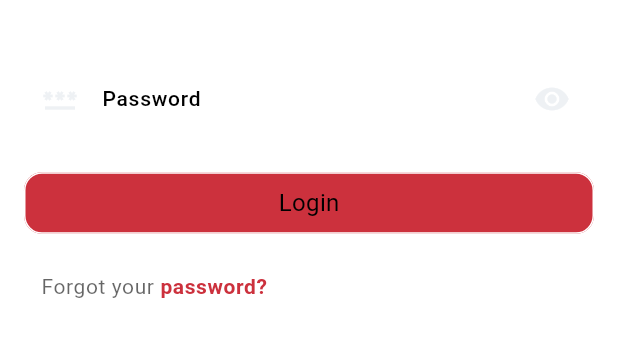
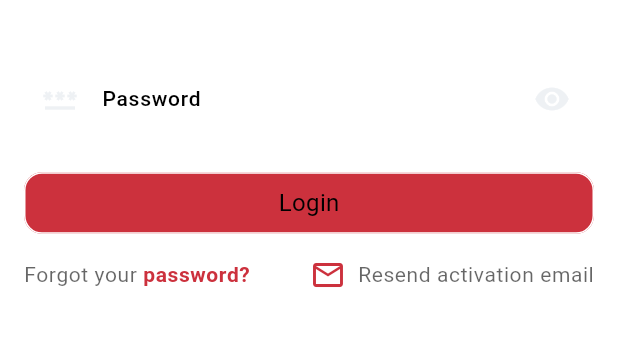
Before and after one commit to ousseynoukone/skilluxfrontendflutter, a Flutter app: the Auth screen opened directly, on a phone screen of 412 x 824 dp, the part 511-868 px from its top. Run offline on Flutter 3.47's test engine with Material 3 defaults, Android fonts, the light colour scheme and no system bars; our stand-ins replace get, hive, hive_flutter, logger, smooth_page_indicator; accounts and stored records are empty; generated files the repository leaves out were written again; Roboto replaces fonts that are missing (SF Pro).

Commit message:
AUTH FINISHED

```diff
--- a/lib/config/theme/custom_themes/elevated_button_theme.dart
+++ b/lib/config/theme/custom_themes/elevated_button_theme.dart
@@ -11,7 +11,7 @@ class ElevatedButtonAppTheme {
               elevation: 0,
               foregroundColor: ColorsTheme.white,
               backgroundColor: ColorsTheme.primary,
-              disabledBackgroundColor: ColorsTheme.tertiary,
+              disabledBackgroundColor: ColorsTheme.grey,
               disabledForegroundColor: ColorsTheme.white,
               side: const BorderSide(color: ColorsTheme.white),
               padding: const EdgeInsets.all(8),
@@ -28,7 +28,7 @@ class ElevatedButtonAppTheme {
               elevation: 0,
               foregroundColor: ColorsTheme.white,
               backgroundColor: ColorsTheme.primary,
-              disabledBackgroundColor: ColorsTheme.tertiary,
+              disabledBackgroundColor: ColorsTheme.grey,
               disabledForegroundColor: ColorsTheme.white,
               side: const BorderSide(color: ColorsTheme.black),
               padding: const EdgeInsets.all(8),
--- a/lib/core/api_service/api_service.dart
+++ b/lib/core/api_service/api_service.dart
@@ -154,6 +154,7 @@ class APIService {
     try {
       final statusCode = response.statusCode;
       final body = jsonDecode(response.body);
+
       return ApiResponse(statusCode: statusCode, body: body);
     } catch (e) {
       _logger.e("Error parsing response: $e");
--- a/lib/core/utils/hive_local_storage.dart
+++ b/lib/core/utils/hive_local_storage.dart
@@ -24,7 +24,6 @@ class HiveUserPersistence {
     await box.delete('user');
   }
 }
-
 
 class HiveAppStatePersistence {
   final String _stateBox = 'stateBox';
--- a/lib/l10n/app_en.arb
+++ b/lib/l10n/app_en.arb
@@ -36,11 +36,12 @@
 
   "username": "Username",
   "enterUsername": "Enter your username.",
-  "usernameRequirement": "Username should be at least 3 characters long.",
+  "usernameRequirement": "Username should be at least 3 characters long, all lowercase.",
 
   "email": "Email",
   "enterEmail": "Enter your email.",
   "emailRequirement": "Email not valid , enter a valid email.",
+  "existingEmail": "Please use an existing email for verification.",
 
   "birth": "Birthday",
   "enterBirth": "Enter your birthday.",
@@ -53,5 +54,14 @@
   "errorUnexpected":"An unexpected error occurred",
 
   "emailMessage":"E-mail message has been sent, please follow thoses instructions.",
-  "activateAccount":"Activate your account."
+  "activateAccount":"Activate your account.",
+  "resendActivationEmail":"Resend activation email",
+
+  "emailMessageFutur":"Please fill and submit this field bellow, an email will be sent to you.",
+  "sendEmail":"Send email",
+  "resetAccount":"Reset your account's password",
+
+  "createAccount":"Look like you have'nt created an account yet."
+
+
 }
--- a/lib/l10n/app_fr.arb
+++ b/lib/l10n/app_fr.arb
@@ -35,11 +35,12 @@
 
   "username": "Nom d'utilisateur",
   "enterUsername": "Entrez votre nom d'utilisateur.",
-  "usernameRequirement": "Le nom d'utilisateur doit comporter au moins 3 caractères.",
+  "usernameRequirement": "Le nom d'utilisateur doit comporter au moins 3 caractères, tout en minuscule.",
 
   "email": "Email",
   "enterEmail": "Entrez votre email.",
   "emailRequirement": "Email non valide , entrez un email valide.",
+  "existingEmail": "Veuillez utiliser un email existant pour verification.",
 
   "birth": "Anniversaire",
   "enterBirth": "Entrez votre date de naissance.",
@@ -53,7 +54,16 @@
 
   "emailMessage":"Un e-mail vous a été envoyé, veuillez suivre les instructions qui y sont mentionnés.",
 
-  "activateAccount":"Activez votre compte."
+  "activateAccount":"Activez votre compte.",
+
+  "resendActivationEmail":"Ré-envoyer un e-mail d'activation",
+  "emailMessageFutur":"Veillez remplir le champs ci-dessous , un email vous sera envoyé.",
+  "sendEmail":"Envoyer l'email",
+  "resetAccount":"Reset your account's password",
+
+  "createAccount":"Il semblerez que vous n'aillez pas encore crée de compte."
+
+
 
 
 }
--- a/lib/models/dtos/auth_dtos/user_login_dto.dart
+++ b/lib/models/dtos/auth_dtos/user_login_dto.dart
@@ -1,11 +1,12 @@
 class UserLoginDto {
-  final String username;
+  final String? username;
   final String password;
   final String? email;
 
-  UserLoginDto({required this.username, required this.password, required this.email});
+  UserLoginDto(
+      {required this.username, required this.password, required this.email});
 
-    // Method to convert UserRegisterDto object to JSON
+  // Method to convert UserRegisterDto object to JSON
   Map<String, dynamic> toBody() {
     return {
       'username': username,
--- a/lib/models/dtos/auth_dtos/user_login_response_dto.dart
+++ b/lib/models/dtos/auth_dtos/user_login_response_dto.dart
@@ -1,7 +1,7 @@
 class UserLoginResponseDto {
   final int id;
   String token;
-  int expire;
+  String expire;
 
   UserLoginResponseDto({
     required this.id,
@@ -12,7 +12,7 @@ class UserLoginResponseDto {
   // Static method to create UserLoginResponseDto object from JSON
   static UserLoginResponseDto fromBody(Map<String, dynamic> json) {
     return UserLoginResponseDto(
-      id: json['user']['id'],
+      id: json['id'],
       token: json['token'],
       expire: json['expire'],
     );
--- a/lib/models/user/user.dart
+++ b/lib/models/user/user.dart
@@ -11,7 +11,7 @@ class User {
   String? token;
 
   @HiveField(2)
-  int? expire;
+  String? expire;
 
   @HiveField(3)
   final bool? isActive;
--- a/lib/presentations/features/auth/auth.dart
+++ b/lib/presentations/features/auth/auth.dart
@@ -4,7 +4,7 @@ import 'package:skilluxfrontendflutter/config/extensions/context_extension.dart'
 import 'package:skilluxfrontendflutter/config/theme/colors.dart';
 import 'package:skilluxfrontendflutter/presentations/features/auth/widgets/navigation_bar/navigation_bar.dart';
 import 'package:skilluxfrontendflutter/presentations/shared_widgets/skillux.dart';
-import 'package:skilluxfrontendflutter/services/auh_services/controller/auth_register_controller.dart';
+import 'package:skilluxfrontendflutter/services/auh_services/controller/auth_controller.dart';
 
 class Auth extends StatefulWidget {
   const Auth({super.key});
@@ -44,7 +44,10 @@ class _AuthState extends State<Auth> {
                             .primaryColor, // Set background color to primary color
 
                         child: ListTile(
-                          title: Text(text.activateAccount,
+                          title: Text(
+                              _getXAuthController.sucessResetEmail.value
+                                  ? text.resetAccount
+                                  : text.activateAccount,
                               style: textTheme.headlineSmall
                                   ?.copyWith(color: ColorsTheme.white)),
                           leading: const Icon(
--- /dev/null
+++ b/lib/presentations/features/auth/helper/helper.dart
@@ -0,0 +1,13 @@
+class AuthHelper {
+  static bool isUsername(String login) {
+    // Regular expression to match an email address
+    RegExp emailRegex = RegExp(r'^[^@]+@[^@]+\.[^@]+$');
+
+    // Check if the login matches the email regex
+    if (emailRegex.hasMatch(login)) {
+      return false; // It's an email
+    }
+
+    return true; // It's a simple username
+  }
+}
--- a/lib/presentations/features/auth/login.dart
+++ b/lib/presentations/features/auth/login.dart
@@ -1,12 +1,18 @@
 import 'package:flutter/cupertino.dart';
 import 'package:flutter/material.dart';
 import 'package:flutter/widgets.dart';
+import 'package:get/get.dart';
 import 'package:skilluxfrontendflutter/config/extensions/context_extension.dart';
 import 'package:skilluxfrontendflutter/config/theme/colors.dart';
 import 'package:skilluxfrontendflutter/config/validators/login_validator.dart';
 import 'package:skilluxfrontendflutter/config/validators/password_validator.dart';
+import 'package:skilluxfrontendflutter/models/dtos/auth_dtos/user_login_dto.dart';
+import 'package:skilluxfrontendflutter/presentations/features/auth/helper/resend_activation_email.dart';
+import 'package:skilluxfrontendflutter/presentations/features/auth/reset_password.dart';
+import 'package:skilluxfrontendflutter/presentations/features/auth/helper/helper.dart';
 import 'package:skilluxfrontendflutter/presentations/shared_widgets/button.widgets.dart';
 import 'package:skilluxfrontendflutter/presentations/shared_widgets/text_form_field.dart';
+import 'package:skilluxfrontendflutter/services/auh_services/controller/auth_controller.dart';
 
 class Login extends StatefulWidget {
   const Login({Key? key}) : super(key: key);
@@ -17,6 +23,7 @@ class Login extends StatefulWidget {
 
 class _LoginState extends State<Login> {
   final GlobalKey<FormState> _formKey = GlobalKey<FormState>();
+  final GetXAuthController _getXAuthController = Get.find();
   TextEditingController _loginController = TextEditingController();
   TextEditingController _passwordController = TextEditingController();
   bool _isObscure = true;
@@ -110,24 +117,49 @@ class _LoginState extends State<Login> {
               ),
               Padding(
                   padding: const EdgeInsets.symmetric(vertical: 8.0),
-                child: ButtonComponent(
+                  child: Obx(
+                    () => ButtonComponent(
                       onPressed: () {
                         // Validate the form before submitting
                         if (_formKey.currentState!.validate()) {
                           // Form is valid, proceed with login logic
                           String login = _loginController.text.trim();
                           String password = _passwordController.text;
-                      // Implement your login functionality here
-                      print('Login: $login, Password: $password');
+                          late UserLoginDto loginDto;
+
+                          if (AuthHelper.isUsername(login)) {
+                            loginDto = UserLoginDto(
+                                password: password, username: login, email: "");
+                          } else {
+                            loginDto = UserLoginDto(
+                                password: password, email: login, username: "");
+                          }
+
+                          _getXAuthController.login(loginDto);
                         }
                       },
                       text: text.login,
-                  isLoading: false,
+                      isLoading: _getXAuthController.isLoading.value,
+                    ),
+                  )),
+              bottomComponent(text, textTheme, _getXAuthController)
+            ],
           ),
         ),
-              TextButton(
-                onPressed: () {
-                  // Implement forgot password logic here
+      ),
+    );
+  }
+}
+
+Widget bottomComponent(var text, var textTheme, var getXAuthController) {
+  return Padding(
+    padding: const EdgeInsets.only(top: 4.0),
+    child: Row(
+      mainAxisAlignment: MainAxisAlignment.spaceBetween,
+      children: [
+        InkWell(
+          onTap: () {
+            Get.bottomSheet(const ResetAccount());
           },
           child: RichText(
             text: TextSpan(
@@ -138,19 +170,38 @@ class _LoginState extends State<Login> {
                 ),
                 TextSpan(
                   text: text.passwordQuestion,
-                        style: textTheme.bodySmall?.copyWith(
-                          color: ColorsTheme.primary,
-                          fontWeight: FontWeight.w600,
+                  style: textTheme.bodySmall.copyWith(
+                    color: ColorsTheme.primary, // Adjust color as needed
+                    fontWeight: FontWeight.bold,
                   ),
                 ),
               ],
             ),
           ),
         ),
+        Obx(
+          () => !getXAuthController.isLoading.value
+              ? InkWell(
+                  onTap: () {
+                    resendActivationEmail();
+                  },
+                  child: Row(
+                    children: [
+                      const Icon(
+                        Icons.email_outlined,
+                        color: ColorsTheme.primary, // Adjust color as needed
+                      ),
+                      const SizedBox(width: 8), // Adjust spacing as needed
+                      Text(
+                        text.resendActivationEmail,
+                        style: textTheme.bodySmall,
+                      ),
                     ],
                   ),
+                )
+              : const SizedBox.shrink(),
         ),
+      ],
     ),
   );
 }
-}
--- a/lib/presentations/features/auth/register.dart
+++ b/lib/presentations/features/auth/register.dart
@@ -11,7 +11,7 @@ import 'package:skilluxfrontendflutter/models/dtos/auth_dtos/user_register_dto.d
 import 'package:skilluxfrontendflutter/presentations/features/auth/widgets/date_picker.dart';
 import 'package:skilluxfrontendflutter/presentations/shared_widgets/button.widgets.dart';
 import 'package:skilluxfrontendflutter/presentations/shared_widgets/text_form_field.dart';
-import 'package:skilluxfrontendflutter/services/auh_services/controller/auth_register_controller.dart';
+import 'package:skilluxfrontendflutter/services/auh_services/controller/auth_controller.dart';
 
 class Register extends StatefulWidget {
   const Register({Key? key}) : super(key: key);
@@ -141,7 +141,7 @@ class _RegisterState extends State<Register> {
                 child: TextFormFieldComponent(
                   controller: _emailController,
                   focusNode: _emailFocusNode,
-                  hintText: text.enterEmail,
+                  hintText: text.existingEmail,
                   prefixIcon: const Icon(Icons.email_outlined),
                   labelText: text.email,
                   validator: (value) {
--- a/lib/presentations/features/auth/widgets/navigation_bar/navigation_bar_controller.dart
+++ b/lib/presentations/features/auth/widgets/navigation_bar/navigation_bar_controller.dart
@@ -1,14 +1,9 @@
 import 'package:get/get.dart';
 
 class NavigationBarController extends GetxController {
-  NavigationBarController() {
-    print("instance");
-  }
   RxInt index = 0.obs; // Define index as a RxInt observable
 
   void setIndex(int newIndex) {
     index.value = newIndex; // Set the new value of index
-
-    print(index.value);
   }
 }
--- a/lib/presentations/shared_widgets/button.widgets.dart
+++ b/lib/presentations/shared_widgets/button.widgets.dart
@@ -30,8 +30,12 @@ class ButtonComponent extends StatelessWidget {
         ),
         onPressed: isLoading ? null : onPressed,
         child: isLoading
-            ? const LinearProgressIndicator(
-                color: ColorsTheme.primary,
+            ? const SizedBox(
+                height: 20,
+                width: 20,
+                child: CircularProgressIndicator(
+                  color: ColorsTheme.primary,
+                ),
               )
             : Text(
                 text,
```
Also changed, not shown: lib/config/validators/username_validator.dart (+6 -1 lines), lib/presentations/features/auth/helper/resend_activation_email.dart (added, +20 -0 lines), lib/presentations/features/auth/reset_password.dart (added, +92 -0 lines), lib/services/auh_services/controller/auth_controller.dart (renamed from lib/services/auh_services/controller/auth_register_controller.dart, +63 -48 lines), lib/models/user/user.g.dart. Lines whose indentation alone changed are shown as unchanged.
